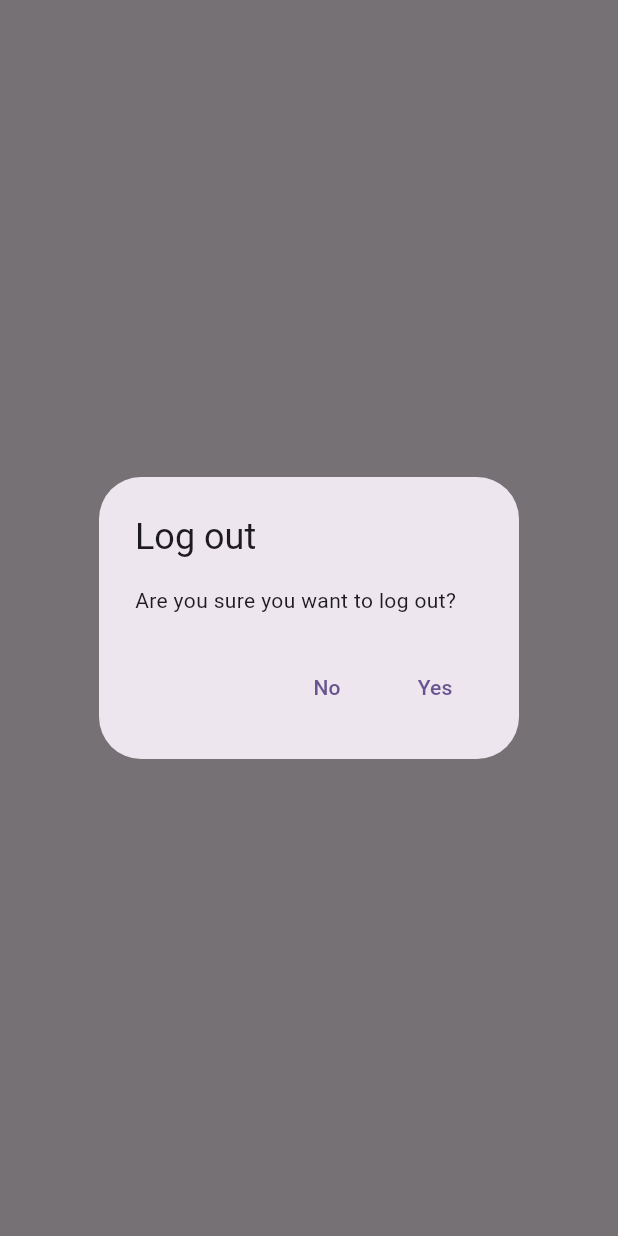
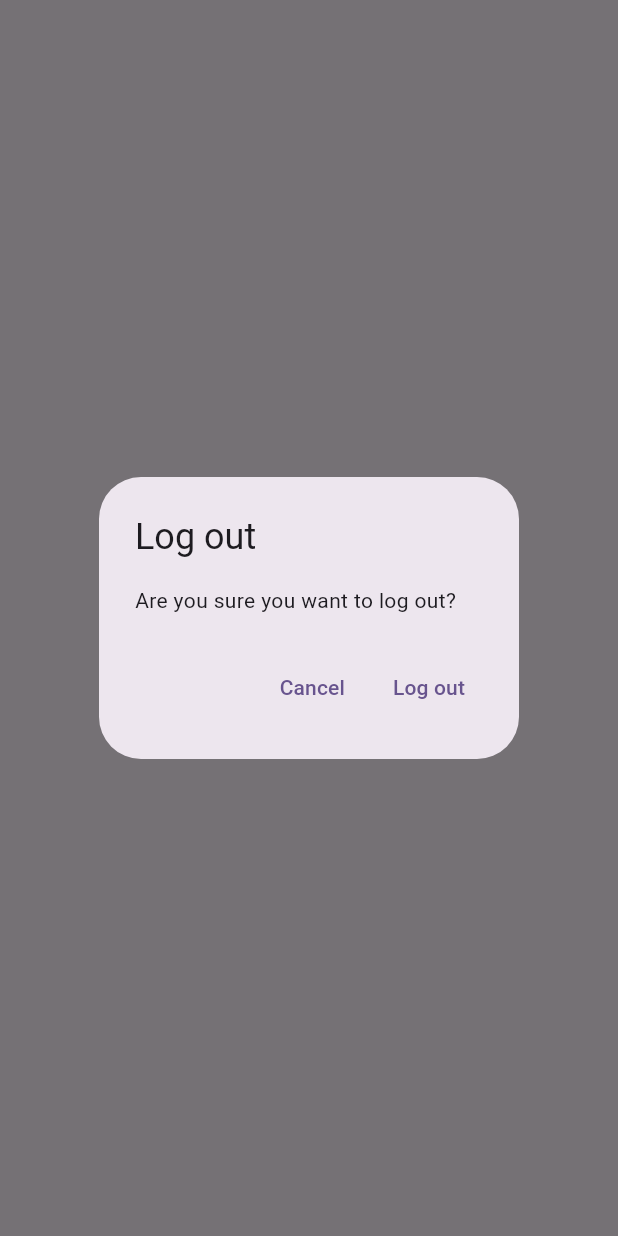
Before and after one commit to Namnguyen0312/Mynotes, a Flutter app: what showLogOutDialog() shows on an empty page, opened directly, on a phone screen of 412 x 824 dp. Run offline on Flutter 3.47's test engine with Material 3 defaults, Android fonts, the phone set to English and light mode, and no system bars; our stand-ins replace firebase_auth, firebase_core, sqflite; accounts and stored records are empty; network calls fail.

Commit message:
step-16
Signed-off-by: Nam Nguyễn <vanlungaming@gmail.com>

```diff
--- /dev/null
+++ b/lib/utilities/dialogs/generic_dialog.dart
@@ -0,0 +1,34 @@
+import 'package:flutter/material.dart';
+
+typedef DialogOptionBuild<T> = Map<String, T?> Function();
+
+Future<T?> showGenericDialog<T>({
+  required BuildContext context,
+  required String title,
+  required String content,
+  required DialogOptionBuild optionsBuilder,
+}) {
+  final options = optionsBuilder();
+  return showDialog<T>(
+    context: context,
+    builder: (context) {
+      return AlertDialog(
+        title: Text(title),
+        content: Text(content),
+        actions: options.keys.map((optionTitle) {
+          final T value = options[optionTitle];
+          return TextButton(
+            onPressed: () {
+              if (value != null) {
+                Navigator.of(context).pop(value);
+              } else {
+                Navigator.of(context).pop();
+              }
+            },
+            child: Text(optionTitle),
+          );
+        }).toList(),
+      );
+    },
+  );
+}
--- /dev/null
+++ b/lib/utilities/dialogs/logout_dialog.dart
@@ -0,0 +1,16 @@
+import 'package:flutter/material.dart';
+import 'package:flutter_application_1/utilities/dialogs/generic_dialog.dart';
+
+Future<bool> showLogOutDialog(
+  BuildContext context,
+) {
+  return showGenericDialog<bool>(
+    context: context,
+    title: 'Log out',
+    content: 'Are you sure you want to log out?',
+    optionsBuilder: () => {
+      'Cancel': false,
+      'Log out': true,
+    },
+  ).then((value) => value ?? false);
+}
--- a/lib/views/login_view.dart
+++ b/lib/views/login_view.dart
@@ -2,7 +2,7 @@ import 'package:flutter/material.dart';
 import 'package:flutter_application_1/constants/routes.dart';
 import 'package:flutter_application_1/services/auth/auth_exception.dart';
 import 'package:flutter_application_1/services/auth/auth_service.dart';
-import 'package:flutter_application_1/utilities/show_error_dialog.dart';
+import 'package:flutter_application_1/utilities/dialogs/error_dialog.dart';
 
 class LoginView extends StatefulWidget {
   const LoginView({super.key});
--- a/lib/views/notes/notes_view.dart
+++ b/lib/views/notes/notes_view.dart
@@ -3,6 +3,8 @@ import 'package:flutter_application_1/constants/routes.dart';
 import 'package:flutter_application_1/enums/menu_action.dart';
 import 'package:flutter_application_1/services/auth/auth_service.dart';
 import 'package:flutter_application_1/services/crud/notes_service.dart';
+import 'package:flutter_application_1/utilities/dialogs/logout_dialog.dart';
+import 'package:flutter_application_1/views/notes/notes_list_view.dart';
 
 class NotesView extends StatefulWidget {
   const NotesView({super.key});
@@ -72,15 +74,10 @@ class _NotesViewState extends State<NotesView> {
                     case ConnectionState.active:
                       if (snapshot.hasData) {
                         final allNotes = snapshot.data as List<DatabaseNote>;
-                        print(allNotes);
-
-                        return ListView.builder(
-                          itemCount: allNotes.length,
-                          itemBuilder: (context, index) {
-                            final note = allNotes[index];
-                            return ListTile(
-                              title: Text(note.text),
-                            );
+                        return NotesListView(
+                          notes: allNotes,
+                          onDeleteNote: (note) async {
+                            await _notesService.deleteNote(id: note.id);
                           },
                         );
                       } else {
@@ -99,29 +96,3 @@ class _NotesViewState extends State<NotesView> {
     );
   }
 }
-
-Future<bool> showLogOutDialog(BuildContext context) {
-  return showDialog<bool>(
-    context: context,
-    builder: (context) {
-      return AlertDialog(
-        title: const Text('Log out'),
-        content: const Text('Are you sure you want to log out?'),
-        actions: [
-          TextButton(
-            onPressed: () {
-              Navigator.of(context).pop(false);
-            },
-            child: const Text('No'),
-          ),
-          TextButton(
-            onPressed: () {
-              Navigator.of(context).pop(true);
-            },
-            child: const Text('Yes'),
-          ),
-        ],
-      );
-    },
-  ).then((value) => value ?? false);
-}
--- a/lib/views/register_view.dart
+++ b/lib/views/register_view.dart
@@ -2,7 +2,7 @@ import 'package:flutter/material.dart';
 import 'package:flutter_application_1/constants/routes.dart';
 import 'package:flutter_application_1/services/auth/auth_exception.dart';
 import 'package:flutter_application_1/services/auth/auth_service.dart';
-import 'package:flutter_application_1/utilities/show_error_dialog.dart';
+import 'package:flutter_application_1/utilities/dialogs/error_dialog.dart';
 
 class RegisterView extends StatefulWidget {
   const RegisterView({super.key});
```
Also changed, not shown: lib/utilities/dialogs/delete_dialog.dart (added, +16 -0 lines), lib/utilities/dialogs/error_dialog.dart (added, +16 -0 lines), lib/utilities/show_error_dialog.dart (deleted, +0 -24 lines), lib/views/notes/notes_list_view.dart (added, +42 -0 lines).
